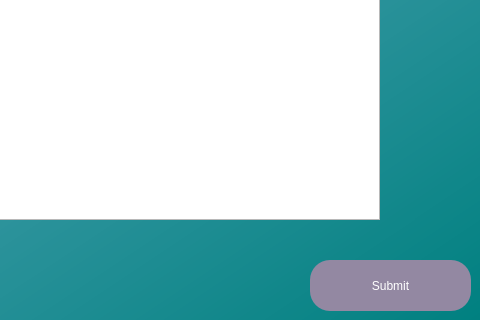
Qt form UserList.ui (MysticalMango647/RollSmartGui) before a commit; both pictures show x 720 to 1200 and y 480 to 800 of the 1200 by 800 pixel window.
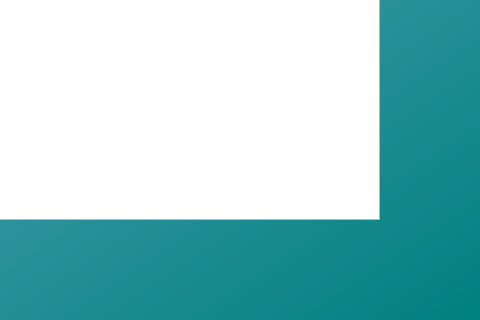
The same form after that commit.

Commit message: added detailed analytics class, and added front end side to it. need to click with with backend

What changed in the file:
```diff
--- a/UserList.ui
+++ b/UserList.ui
@@ -26,25 +26,6 @@
     <string notr="true">QWidget#widget{
 background-color:qlineargradient(spread:pad, x1:0, y1:0, x2:1, y2:1, stop:0 rgba(170, 255, 255, 255), stop:0.0113636 rgba(167, 199, 231, 255), stop:1 rgba(0, 128, 128, 255))}</string>
    </property>
-   <widget class="QPushButton" name="submitButton">
-    <property name="geometry">
-     <rect>
-      <x>1030</x>
-      <y>740</y>
-      <width>161</width>
-      <height>51</height>
-     </rect>
-    </property>
-    <property name="styleSheet">
-     <string notr="true">border-radius: 20px;
-font: 30pt &quot;Corbel&quot;;
-color: rgb(255,255,255);
-background-color: rgb(147, 136, 162)</string>
-    </property>
-    <property name="text">
-     <string>Submit</string>
-    </property>
-   </widget>
    <widget class="QLabel" name="WelcomeName">
     <property name="geometry">
      <rect>
```
Left out of the diff: 3 changed lines with no effect on the pictures. The commit also changes 4 other files.
